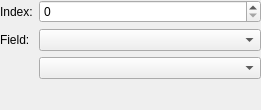
Before: the Qt Designer form src/Mod/Fem/Gui/Resources/ui/PostHistogramIndexAppEdit.ui in southseact-3d/fcd, drawn with Qt 5.
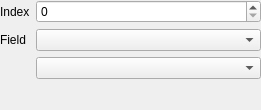
After: the same form once the commit is applied.

The edit to the form file:
```diff
--- a/src/Mod/Fem/Gui/Resources/ui/PostHistogramIndexAppEdit.ui
+++ b/src/Mod/Fem/Gui/Resources/ui/PostHistogramIndexAppEdit.ui
@@ -31,7 +31,7 @@
      <item row="1" column="0">
       <widget class="QLabel" name="label_2">
        <property name="text">
-        <string>Field:</string>
+        <string>Field</string>
        </property>
       </widget>
      </item>
@@ -58,7 +58,7 @@
      <item row="0" column="0">
       <widget class="QLabel" name="label">
        <property name="text">
-        <string>Index:</string>
+        <string>Index</string>
        </property>
       </widget>
      </item>
```
